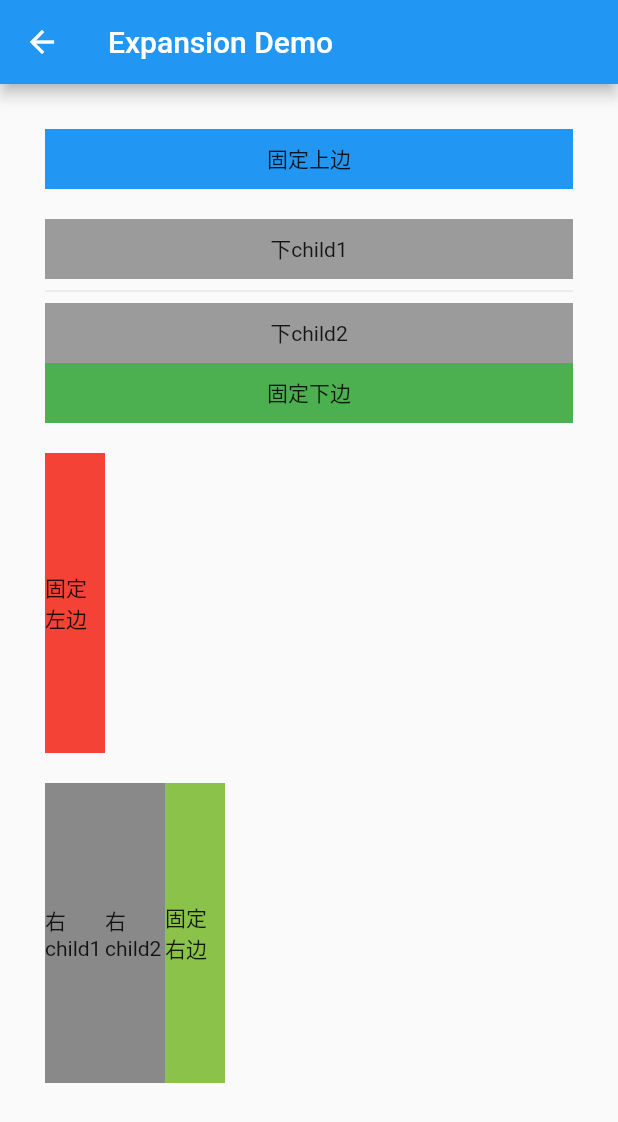
After one commit to huyongli/FlutterKit, a Flutter app: the DemoExpansionWidget screen opened by its route, on a phone screen of 412 x 824 dp. The commit adds this screen. Shown: the top 1122 px of the screen. Run offline on Flutter 3.47's test engine with Material 2 defaults, Android fonts, the phone set to English and light mode, and no system bars.

Commit message:
perfect expansion widget

```diff
--- /dev/null
+++ b/example/lib/demo/demo_expansion_widget.dart
@@ -0,0 +1,150 @@
+import 'package:example/common/common_page.dart';
+import 'package:flutter/material.dart';
+import 'package:laohu_kit/widget/expansion_widget.dart';
+
+class DemoExpansionWidget extends StatelessWidget {
+
+  @override
+  Widget build(BuildContext context) {
+    return CommonPage.builder(
+      title: 'Expansion Demo',
+      child: Padding(
+        padding: EdgeInsets.all(30),
+        child: Column(
+          crossAxisAlignment: CrossAxisAlignment.start,
+          children: <Widget>[
+            _buildFixedUpExpansionWidget(context),
+            SizedBox(height: 20),
+            _buildFixedDownExpansionWidget(context),
+            SizedBox(height: 20),
+            _buildFixedLeftExpansionWidget(context),
+            SizedBox(height: 20),
+            _buildFixedRightExpansionWidget(context)
+          ],
+        ),
+      )
+    );
+  }
+
+  Widget _buildFixedUpExpansionWidget(BuildContext context) {
+    return ExpansionWidget(
+      fixedWidget: Container(
+        alignment: Alignment.center,
+        width: double.infinity,
+        color: Colors.blue,
+        height: 40,
+        child: Text('固定上边'),
+      ),
+      fixedWidgetDirection: AxisDirection.up,
+      children: <Widget>[
+        Container(
+          alignment: Alignment.center,
+          width: double.infinity,
+          height: 40,
+          color: Colors.black12,
+          child: Text('上child1'),
+        ),
+        Divider(),
+        Container(
+          alignment: Alignment.center,
+          width: double.infinity,
+          height: 40,
+          color: Colors.black12,
+          child: Text('上child2'),
+        )
+      ],
+    );
+  }
+
+  Widget _buildFixedDownExpansionWidget(BuildContext context) {
+    return ExpansionWidget(
+      fixedWidget: Container(
+        alignment: Alignment.center,
+        width: double.infinity,
+        color: Colors.green,
+        height: 40,
+        child: Text('固定下边'),
+      ),
+      fixedWidgetDirection: AxisDirection.down,
+      initiallyExpanded: true,
+      children: <Widget>[
+        Container(
+          alignment: Alignment.center,
+          width: double.infinity,
+          height: 40,
+          color: Colors.black38,
+          child: Text('下child1'),
+        ),
+        Divider(),
+        Container(
+          alignment: Alignment.center,
+          width: double.infinity,
+          height: 40,
+          color: Colors.black38,
+          child: Text('下child2'),
+        )
+      ],
+    );
+  }
+
+  Widget _buildFixedLeftExpansionWidget(BuildContext context) {
+    return ExpansionWidget(
+      fixedWidget: Container(
+        alignment: Alignment.center,
+        color: Colors.red,
+        width: 40,
+        height: 200,
+        child: Text('固定左边'),
+      ),
+      fixedWidgetDirection: AxisDirection.left,
+      children: <Widget>[
+        Container(
+          alignment: Alignment.center,
+          width: 40,
+          height: 200,
+          color: Colors.black26,
+          child: Text('左child1'),
+        ),
+        Divider(),
+        Container(
+          alignment: Alignment.center,
+          width: 40,
+          height: 200,
+          color: Colors.black26,
+          child: Text('左child2'),
+        )
+      ],
+    );
+  }
+
+  Widget _buildFixedRightExpansionWidget(BuildContext context) {
+    return ExpansionWidget(
+      fixedWidget: Container(
+        alignment: Alignment.center,
+        color: Colors.lightGreen,
+        width: 40,
+        height: 200,
+        child: Text('固定右边'),
+      ),
+      fixedWidgetDirection: AxisDirection.right,
+      initiallyExpanded: true,
+      children: <Widget>[
+        Container(
+          alignment: Alignment.center,
+          width: 40,
+          height: 200,
+          color: Colors.black45,
+          child: Text('右child1'),
+        ),
+        Divider(),
+        Container(
+          alignment: Alignment.center,
+          width: 40,
+          height: 200,
+          color: Colors.black45,
+          child: Text('右child2'),
+        )
+      ],
+    );
+  }
+}
--- a/example/lib/route_config.dart
+++ b/example/lib/route_config.dart
@@ -1,3 +1,4 @@
+import 'package:example/demo/demo_expansion_widget.dart';
 import 'package:flutter/widgets.dart';
 
 import 'demo/demo_animated_switcher.dart';
@@ -14,6 +15,7 @@ class RouteNames {
   static const String heroPage = 'Hero';
   static const String staggerAnimationPage = 'StaggerAnimation';
   static const String animatedSwitcherPage = 'AnimatedSwitcherAnimation';
+  static const String expansionPage = 'ExpansionWidget';
 }
 
 class RouteConfig {
@@ -24,5 +26,6 @@ class RouteConfig {
     RouteNames.heroPage: (BuildContext context) => HeroAnimationRoute(),
     RouteNames.staggerAnimationPage: (BuildContext context) => StaggerAnimationPage(),
     RouteNames.animatedSwitcherPage: (BuildContext context) => DemoAnimatedSwitcher(),
+    RouteNames.expansionPage: (BuildContext context) => DemoExpansionWidget(),
   };
 }
--- a/lib/widget/expansion_widget.dart
+++ b/lib/widget/expansion_widget.dart
@@ -4,18 +4,26 @@ class ExpansionWidget extends StatefulWidget {
 
   const ExpansionWidget({
     Key key,
-    @required this.fixWidget,
+    @required this.fixedWidget,
     this.children = const <Widget>[],
-    this.fixWidgetDirection = VerticalDirection.up,
+    this.fixedWidgetDirection = AxisDirection.up,
     this.childrenCrossAxisAlignment = CrossAxisAlignment.center,
+    this.childrenMainAxisAlignment = MainAxisAlignment.start,
+    this.initiallyExpanded = false,
     this.onExpansionChanged
-  }) : assert(fixWidget != null), super(key: key);
+  }): assert(fixedWidget != null),
+      assert(fixedWidgetDirection != null),
+      assert(childrenCrossAxisAlignment != null),
+      assert(childrenMainAxisAlignment != null),
+      assert(children != null),
+      assert(initiallyExpanded != null),
+      super(key: key);
 
   /// fix widget direction by the children
-  final VerticalDirection fixWidgetDirection;
+  final AxisDirection fixedWidgetDirection;
 
   /// fix widget
-  final Widget fixWidget;
+  final Widget fixedWidget;
 
   /// The widgets that are displayed when the tile expands.
   final List<Widget> children;
@@ -23,8 +31,13 @@ class ExpansionWidget extends StatefulWidget {
   /// The children widgets cross axis alignment, same as column or row
   final CrossAxisAlignment childrenCrossAxisAlignment;
 
+  /// The children widgets main axis alignment, same as column or row
+  final MainAxisAlignment childrenMainAxisAlignment;
+
   /// Called when the tile expands or collapses.
   final ValueChanged<bool> onExpansionChanged;
+
+  final bool initiallyExpanded;
 
   @override
   _ExpansionWidgetState createState() =>
@@ -37,7 +50,10 @@ class _ExpansionWidgetState
   static final Animatable<double> _easeInTween = CurveTween(curve: Curves.easeIn);
 
   AnimationController _controller;
-  Animation<double> _heightFactor;
+  Animation<double> _sizeFactor;
+
+  bool get isVerticalDirection => widget.fixedWidgetDirection == AxisDirection.up ||
+                                  widget.fixedWidgetDirection == AxisDirection.down;
 
   bool _isExpanded = false;
 
@@ -45,9 +61,9 @@ class _ExpansionWidgetState
   void initState() {
     super.initState();
     _controller = AnimationController(duration: Duration(milliseconds: 200), vsync: this);
-    _heightFactor = _controller.drive(_easeInTween);
+    _sizeFactor = _controller.drive(_easeInTween);
 
-    _isExpanded = PageStorage.of(context)?.readState(context) ?? false;
+    _isExpanded = PageStorage.of(context)?.readState(context) as bool ?? widget.initiallyExpanded;
 
     if (_isExpanded)
       _controller.value = 1.0;
@@ -81,53 +97,64 @@ class _ExpansionWidgetState
 
   Widget _buildFixedWidget(BuildContext context, Widget child) {
     List<Widget> children;
-    if (widget.fixWidgetDirection == VerticalDirection.up) {
-      children = [
-        GestureDetector(
-          behavior: HitTestBehavior.translucent,
-          onTap: _handleTap,
-          child: widget.fixWidget,
-        ),
-        ClipRect(
-          child: Align(
-            heightFactor: _heightFactor.value,
-            child: child,
-          ),
-        )
-      ];
-    } else {
-      children = [
-        ClipRect(
-          child: Align(
-            heightFactor: _heightFactor.value,
-            child: child,
-          ),
-        ),
-        GestureDetector(
-          behavior: HitTestBehavior.translucent,
-          onTap: _handleTap,
-          child: widget.fixWidget,
-        )
-      ];
+    switch (widget.fixedWidgetDirection) {
+      case AxisDirection.up:
+      case AxisDirection.left:
+        children = _buildFixedWidgetChildren(child);
+        break;
+      case AxisDirection.down:
+      case AxisDirection.right:
+        children = _buildFixedWidgetChildren(child).reversed.toList();
+        break;
     }
     return Container(
-      child: Column(
-          mainAxisSize: MainAxisSize.min,
-          children: children
-      ),
+      child: isVerticalDirection ?
+             Column(
+               mainAxisSize: MainAxisSize.min,
+               children: children
+             ) :
+             Row(
+               mainAxisSize: MainAxisSize.min,
+               children: children
+             ),
     );
   }
 
   @override
   Widget build(BuildContext context) {
     final bool closed = !_isExpanded && _controller.isDismissed;
+    Widget expansionChild = isVerticalDirection ?
+                            Column(
+                              children: widget.children,
+                              crossAxisAlignment: widget.childrenCrossAxisAlignment,
+                              mainAxisAlignment: widget.childrenMainAxisAlignment
+                            ):
+                            Row(
+                              children: widget.children,
+                              crossAxisAlignment: widget.childrenCrossAxisAlignment,
+                              mainAxisAlignment: widget.childrenMainAxisAlignment
+                            );
     return AnimatedBuilder(
       animation: _controller.view,
       builder: _buildFixedWidget,
-      child: closed ? null : Column(
-          children: widget.children,
-          crossAxisAlignment: widget.childrenCrossAxisAlignment
-      ),
+      child: closed ? null : expansionChild
     );
   }
+
+  List<Widget> _buildFixedWidgetChildren(Widget child) {
+    return [
+      GestureDetector(
+        behavior: HitTestBehavior.translucent,
+        onTap: _handleTap,
+        child: widget.fixedWidget,
+      ),
+      ClipRect(
+        child: Align(
+          heightFactor: isVerticalDirection ? _sizeFactor.value : null,
+          widthFactor: isVerticalDirection ? null : _sizeFactor.value,
+          child: child,
+        ),
+      )
+    ];
+  }
 }
```
